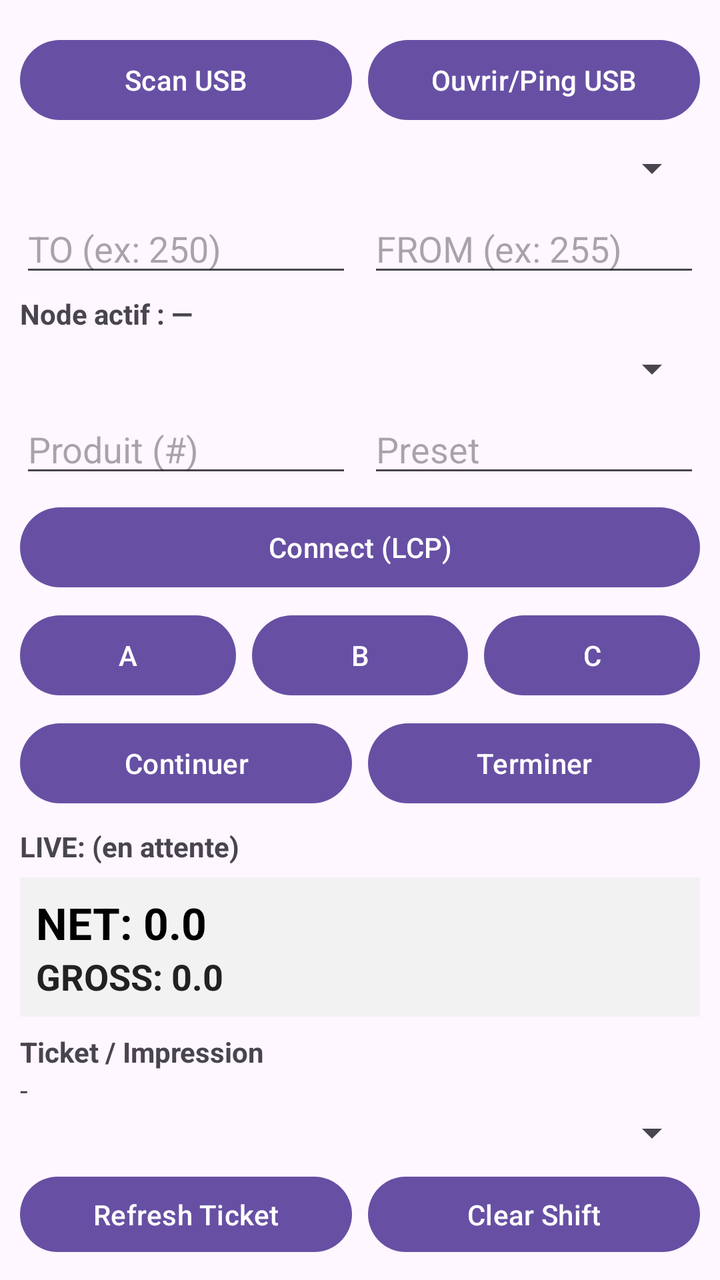
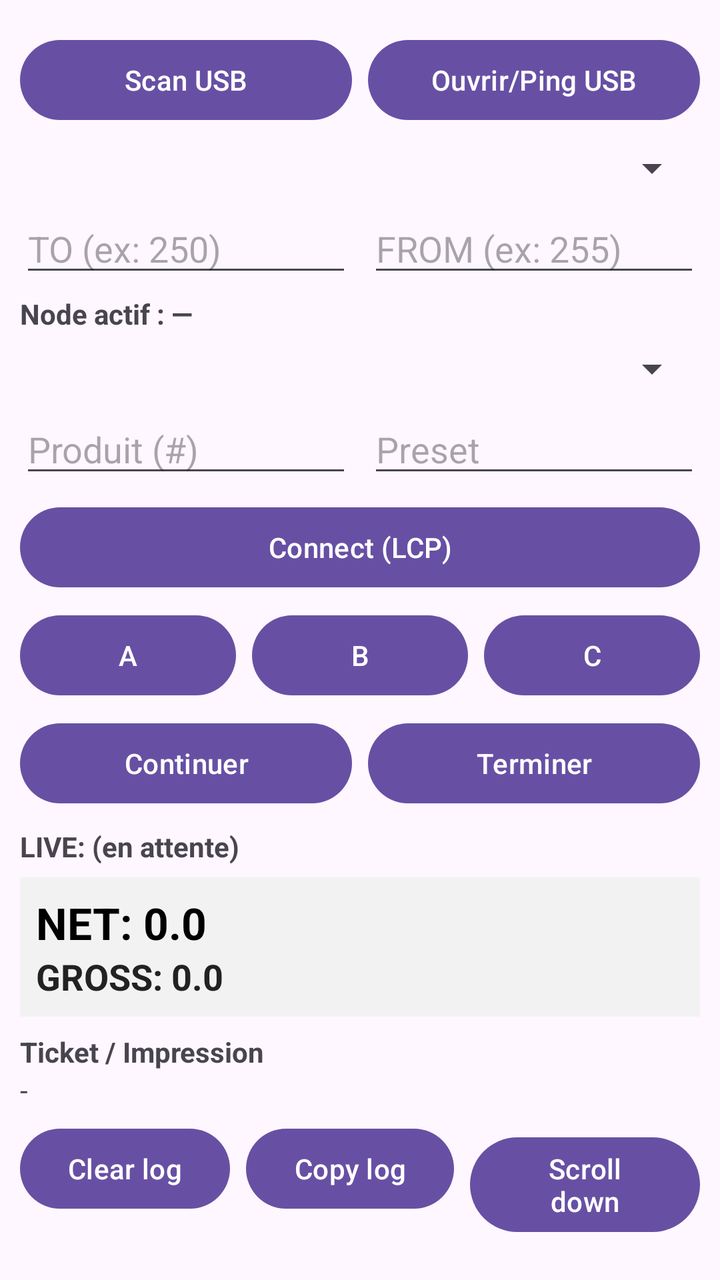

Compare the two renders of this Android layout. The source of the first and the diff that turns it into the second are given below.
<!-- AndroidManifest.xml: application theme Theme.Material3.DayNight.NoActionBar -->
<!-- res/layout/activity_main.xml -->
<LinearLayout xmlns:android="http://schemas.android.com/apk/res/android"
    android:id="@+id/root"
    android:layout_width="match_parent"
    android:layout_height="match_parent"
    android:orientation="vertical"
    android:padding="10dp">

    
    <LinearLayout
        android:layout_width="match_parent"
        android:layout_height="wrap_content"
        android:orientation="horizontal"
        android:layout_marginTop="6dp">

        <Button
            android:id="@+id/btnScanUsb"
            android:layout_width="0dp"
            android:layout_height="wrap_content"
            android:layout_weight="1"
            android:text="Scan USB" />

        <Button
            android:id="@+id/btnPingUsb"
            android:layout_width="0dp"
            android:layout_height="wrap_content"
            android:layout_weight="1"
            android:layout_marginStart="8dp"
            android:text="Ouvrir/Ping USB" />
    </LinearLayout>

    <Spinner
        android:id="@+id/spnUsbDevices"
        android:layout_width="match_parent"
        android:layout_height="wrap_content"
        android:layout_marginTop="8dp" />

    
    <LinearLayout
        android:layout_width="match_parent"
        android:layout_height="wrap_content"
        android:orientation="horizontal"
        android:layout_marginTop="6dp">

        <EditText
            android:id="@+id/edtTo"
            android:layout_width="0dp"
            android:layout_height="wrap_content"
            android:layout_weight="1"
            android:hint="TO (ex: 250)"
            android:inputType="number"
            android:singleLine="true" />

        <EditText
            android:id="@+id/edtFrom"
            android:layout_width="0dp"
            android:layout_height="wrap_content"
            android:layout_weight="1"
            android:layout_marginStart="8dp"
            android:hint="FROM (ex: 255)"
            android:inputType="number"
            android:singleLine="true" />
    </LinearLayout>

    
    <TextView
        android:id="@+id/txtActiveNode"
        android:layout_width="match_parent"
        android:layout_height="wrap_content"
        android:text="Node actif : —"
        android:textStyle="bold"
        android:layout_marginTop="4dp" />

    
    <Spinner
        android:id="@+id/spnProducts"
        android:layout_width="match_parent"
        android:layout_height="wrap_content"
        android:layout_marginTop="6dp" />

    
    <LinearLayout
        android:layout_width="match_parent"
        android:layout_height="wrap_content"
        android:orientation="horizontal"
        android:layout_marginTop="6dp">

        <EditText
            android:id="@+id/edtProduct"
            android:layout_width="0dp"
            android:layout_height="wrap_content"
            android:layout_weight="1"
            android:hint="Produit (#)"
            android:inputType="number"
            android:singleLine="true" />

        <EditText
            android:id="@+id/edtPreset"
            android:layout_width="0dp"
            android:layout_height="wrap_content"
            android:layout_weight="1"
            android:layout_marginStart="8dp"
            android:hint="Preset"
            android:inputType="numberDecimal"
            android:singleLine="true" />
    </LinearLayout>

    
    <Button
        android:id="@+id/btnConnect"
        android:layout_width="match_parent"
        android:layout_height="wrap_content"
        android:text="Connect (LCP)"
        android:layout_marginTop="6dp" />

    
    <LinearLayout
        android:layout_width="match_parent"
        android:layout_height="wrap_content"
        android:orientation="horizontal"
        android:layout_marginTop="6dp">

        <Button
            android:id="@+id/btnA"
            android:layout_width="0dp"
            android:layout_height="wrap_content"
            android:layout_weight="1"
            android:text="A" />

        <Button
            android:id="@+id/btnB"
            android:layout_width="0dp"
            android:layout_height="wrap_content"
            android:layout_weight="1"
            android:layout_marginStart="8dp"
            android:text="B" />

        <Button
            android:id="@+id/btnC"
            android:layout_width="0dp"
            android:layout_height="wrap_content"
            android:layout_weight="1"
            android:layout_marginStart="8dp"
            android:text="C" />
    </LinearLayout>

    
    <LinearLayout
        android:layout_width="match_parent"
        android:layout_height="wrap_content"
        android:orientation="horizontal"
        android:layout_marginTop="6dp">

        <Button
            android:id="@+id/btnContinue"
            android:layout_width="0dp"
            android:layout_height="wrap_content"
            android:layout_weight="1"
            android:text="Continuer" />

        <Button
            android:id="@+id/btnFinish"
            android:layout_width="0dp"
            android:layout_height="wrap_content"
            android:layout_weight="1"
            android:layout_marginStart="8dp"
            android:text="Terminer" />
    </LinearLayout>

    
    <TextView
        android:id="@+id/txtLive"
        android:layout_width="match_parent"
        android:layout_height="wrap_content"
        android:text="LIVE: (en attente)"
        android:textStyle="bold"
        android:layout_marginTop="8dp" />
    
    <LinearLayout
        android:id="@+id/liveQtyPanel"
        android:layout_width="match_parent"
        android:layout_height="wrap_content"
        android:orientation="vertical"
        android:layout_marginTop="6dp"
        android:padding="8dp"
        android:background="#F2F2F2">

        <TextView
            android:id="@+id/txtQtyNet"
            android:layout_width="match_parent"
            android:layout_height="wrap_content"
            android:text="NET: 0.0"
            android:textStyle="bold"
            android:textSize="22sp"
            android:textColor="#000000" />

        <TextView
            android:id="@+id/txtQtyGross"
            android:layout_width="match_parent"
            android:layout_height="wrap_content"
            android:text="GROSS: 0.0"
            android:textStyle="bold"
            android:textSize="18sp"
            android:textColor="#222222" />
    </LinearLayout>

    
    <LinearLayout
        android:layout_width="match_parent"
        android:layout_height="wrap_content"
        android:orientation="vertical"
        android:layout_marginTop="8dp">

        <TextView
            android:layout_width="match_parent"
            android:layout_height="wrap_content"
            android:text="Ticket / Impression"
            android:textStyle="bold" />

        <TextView
            android:id="@+id/txtTicketNumber"
            android:layout_width="match_parent"
            android:layout_height="wrap_content"
            android:text="-" />

        <Spinner
            android:id="@+id/spnTicketRequired"
            android:layout_width="match_parent"
            android:layout_height="wrap_content" />

        <LinearLayout
            android:layout_width="match_parent"
            android:layout_height="wrap_content"
            android:orientation="horizontal"
            android:layout_marginTop="6dp">

            <Button
                android:id="@+id/btnRefreshTicket"
                android:layout_width="0dp"
                android:layout_height="wrap_content"
                android:layout_weight="1"
                android:text="Refresh Ticket" />

            <Button
                android:id="@+id/btnClearShift"
                android:layout_width="0dp"
                android:layout_height="wrap_content"
                android:layout_weight="1"
                android:layout_marginStart="8dp"
                android:text="Clear Shift" />
        </LinearLayout>

        <TextView
            android:id="@+id/txtPrinterStatus"
            android:layout_width="match_parent"
            android:layout_height="wrap_content"
            android:text="Imprimante: (non connecté / non lu)"
            android:layout_marginTop="6dp"
            android:background="#EEEEEE"
            android:padding="6dp" />

        <LinearLayout
            android:layout_width="match_parent"
            android:layout_height="wrap_content"
            android:orientation="horizontal"
            android:layout_marginTop="6dp">

            <Button
                android:id="@+id/btnRefreshPrinter"
                android:layout_width="0dp"
                android:layout_height="wrap_content"
                android:layout_weight="1"
                android:text="Refresh Printer" />

            <Button
                android:id="@+id/btnPrintPending"
                android:layout_width="0dp"
                android:layout_height="wrap_content"
                android:layout_weight="1"
                android:layout_marginStart="8dp"
                android:text="Print Pending" />
        </LinearLayout>

    </LinearLayout>

    
    <LinearLayout
        android:layout_width="match_parent"
        android:layout_height="wrap_content"
        android:orientation="horizontal"
        android:gravity="end"
        android:layout_marginTop="6dp">

    
        <Button
            android:id="@+id/btnClearLog"
            android:layout_width="wrap_content"
            android:layout_height="wrap_content"
            android:text="Clear log" />

        <Button
            android:id="@+id/btnCopyLog"
            android:layout_width="wrap_content"
            android:layout_height="wrap_content"
            android:layout_marginStart="8dp"
            android:text="Copy log" />
        <Button
            android:id="@+id/btnScrollDown"
            android:layout_width="wrap_content"
            android:layout_height="wrap_content"
            android:layout_marginStart="8dp"
            android:text="Scroll down" />
        <CheckBox
            android:id="@+id/cbTxRx"
            android:layout_width="match_parent"
            android:layout_height="wrap_content"
            android:text="Afficher TX / RX"
            android:checked="false"
            android:layout_marginTop="6dp"/>
        <CheckBox
            android:id="@+id/cbLogTs"
            android:layout_width="match_parent"
            android:layout_height="wrap_content"
            android:text="Timestamps UI + IO"
            android:checked="false"
            android:layout_marginTop="6dp"/>

    </LinearLayout>
    
    
    <ScrollView
        android:id="@+id/logScroll"
        android:layout_width="match_parent"
        android:layout_height="0dp"
        android:layout_weight="1"
        android:fillViewport="true"
        android:background="#111111">

        <TextView
            android:id="@+id/txtLog"
            android:layout_width="match_parent"
            android:layout_height="wrap_content"
            android:typeface="monospace"
            android:textIsSelectable="true"
            android:textSize="12sp"
            android:textColor="#00FF00"
            android:padding="6dp" />
    </ScrollView>
    
</LinearLayout>
<!-- resources referenced by this layout -->
<resources>

</resources>

<!-- the commit's change to res/layout/activity_main.xml (unified diff, before → after) -->
@@ -222,108 +222,6 @@
             android:layout_height="wrap_content"
             android:text="-" />
 
-        <Spinner
-            android:id="@+id/spnTicketRequired"
-            android:layout_width="match_parent"
-            android:layout_height="wrap_content" />
-
-        <LinearLayout
-            android:layout_width="match_parent"
-            android:layout_height="wrap_content"
-            android:orientation="horizontal"
-            android:layout_marginTop="6dp">
-
-            <Button
-                android:id="@+id/btnRefreshTicket"
-                android:layout_width="0dp"
-                android:layout_height="wrap_content"
-                android:layout_weight="1"
-                android:text="Refresh Ticket" />
-
-            <Button
-                android:id="@+id/btnClearShift"
-                android:layout_width="0dp"
-                android:layout_height="wrap_content"
-                android:layout_weight="1"
-                android:layout_marginStart="8dp"
-                android:text="Clear Shift" />
-        </LinearLayout>
-
-        <TextView
-            android:id="@+id/txtPrinterStatus"
-            android:layout_width="match_parent"
-            android:layout_height="wrap_content"
-            android:text="Imprimante: (non connecté / non lu)"
-            android:layout_marginTop="6dp"
-            android:background="#EEEEEE"
-            android:padding="6dp" />
-
-        <LinearLayout
-            android:layout_width="match_parent"
-            android:layout_height="wrap_content"
-            android:orientation="horizontal"
-            android:layout_marginTop="6dp">
-
-            <Button
-                android:id="@+id/btnRefreshPrinter"
-                android:layout_width="0dp"
-                android:layout_height="wrap_content"
-                android:layout_weight="1"
-                android:text="Refresh Printer" />
-
-            <Button
-                android:id="@+id/btnPrintPending"
-                android:layout_width="0dp"
-                android:layout_height="wrap_content"
-                android:layout_weight="1"
-                android:layout_marginStart="8dp"
-                android:text="Print Pending" />
-        </LinearLayout>
-
-    </LinearLayout>
-
-    
-    <LinearLayout
-        android:layout_width="match_parent"
-        android:layout_height="wrap_content"
-        android:orientation="horizontal"
-        android:gravity="end"
-        android:layout_marginTop="6dp">
-
-    
-        <Button
-            android:id="@+id/btnClearLog"
-            android:layout_width="wrap_content"
-            android:layout_height="wrap_content"
-            android:text="Clear log" />
-
-        <Button
-            android:id="@+id/btnCopyLog"
-            android:layout_width="wrap_content"
-            android:layout_height="wrap_content"
-            android:layout_marginStart="8dp"
-            android:text="Copy log" />
-        <Button
-            android:id="@+id/btnScrollDown"
-            android:layout_width="wrap_content"
-            android:layout_height="wrap_content"
-            android:layout_marginStart="8dp"
-            android:text="Scroll down" />
-        <CheckBox
-            android:id="@+id/cbTxRx"
-            android:layout_width="match_parent"
-            android:layout_height="wrap_content"
-            android:text="Afficher TX / RX"
-            android:checked="false"
-            android:layout_marginTop="6dp"/>
-        <CheckBox
-            android:id="@+id/cbLogTs"
-            android:layout_width="match_parent"
-            android:layout_height="wrap_content"
-            android:text="Timestamps UI + IO"
-            android:checked="false"
-            android:layout_marginTop="6dp"/>
-
     </LinearLayout>
     
     
@@ -346,4 +244,48 @@
             android:padding="6dp" />
     </ScrollView>
     
+    
+    <LinearLayout
+        android:layout_width="match_parent"
+        android:layout_height="wrap_content"
+        android:orientation="horizontal"
+        android:gravity="end"
+        android:layout_marginTop="6dp">
+
+    
+        <Button
+            android:id="@+id/btnClearLog"
+            android:layout_width="wrap_content"
+            android:layout_height="wrap_content"
+            android:text="Clear log" />
+
+        <Button
+            android:id="@+id/btnCopyLog"
+            android:layout_width="wrap_content"
+            android:layout_height="wrap_content"
+            android:layout_marginStart="8dp"
+            android:text="Copy log" />
+        <Button
+            android:id="@+id/btnScrollDown"
+            android:layout_width="wrap_content"
+            android:layout_height="wrap_content"
+            android:layout_marginStart="8dp"
+            android:text="Scroll down" />
+        <CheckBox
+            android:id="@+id/cbTxRx"
+            android:layout_width="match_parent"
+            android:layout_height="wrap_content"
+            android:text="Afficher TX / RX"
+            android:checked="false"
+            android:layout_marginTop="6dp"/>
+        <CheckBox
+            android:id="@+id/cbLogTs"
+            android:layout_width="match_parent"
+            android:layout_height="wrap_content"
+            android:text="Timestamps UI + IO"
+            android:checked="false"
+            android:layout_marginTop="6dp"/>
+
+    </LinearLayout>
+
 </LinearLayout>
